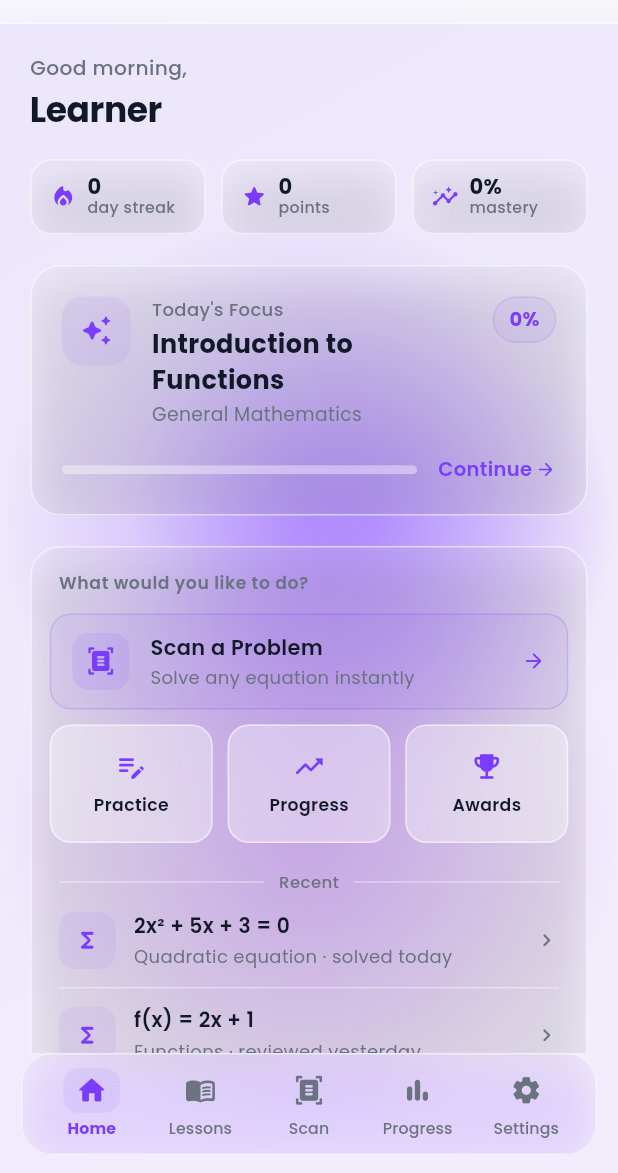
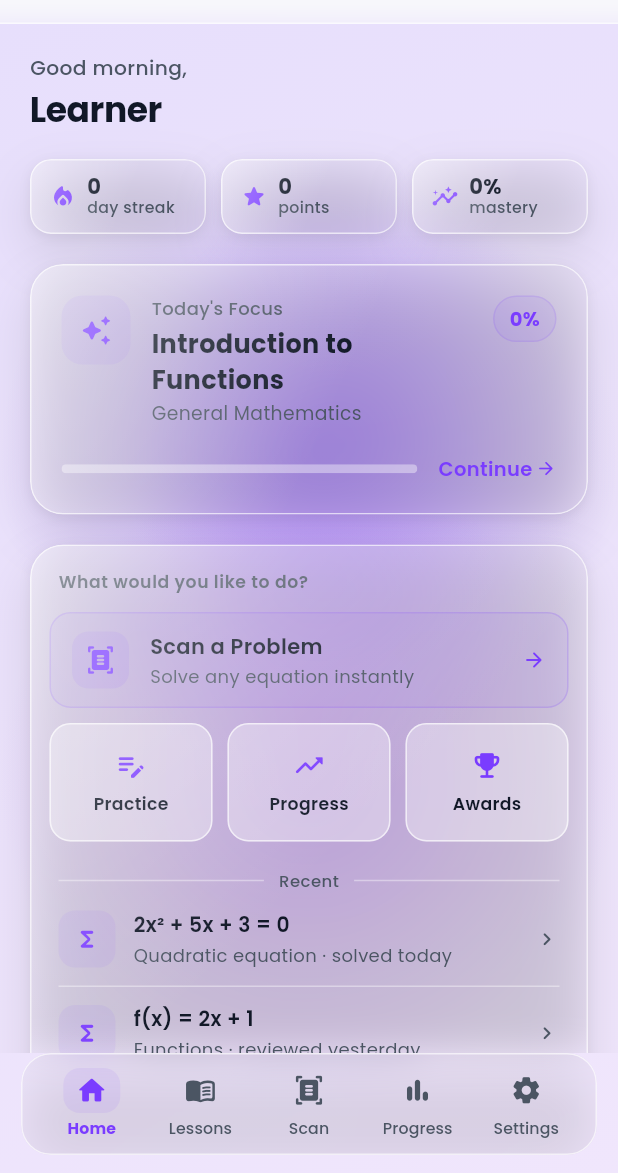
Before and after one commit to ktrnakrzl/mathiva, a Flutter app: the HomeScreen screen opened by its route, on a phone screen of 412 x 824 dp, the part 63-1236 px from its top. Run offline on Flutter 3.47's test engine with Material 3 defaults, Android fonts, the phone set to English and light mode, and no system bars; our stand-ins replace dio, flutter_local_notifications, flutter_riverpod, flutter_timezone, go_router, image_picker and 2 more; missing offline and left inert: flutter_math_fork; accounts and stored records are empty; network calls fail.

Commit message:
Refine liquid-glass UI: glossy glass, color bg, readable text
- glass_card: add a glossy specular sheen overlay + move shadow to an
  outer box so cards read as glass instead of flat grey panels
- animated_background: restore saturated color behind glass (vivid blobs
  + richer base) so the blur has something to refract
- semantic_colors: lighter/airier glass fill tokens; darken light-mode
  muted/subtleMuted text so secondary/caption text is readable
- fade_slide_in: make it a no-op pass-through (drop entrance animation)
- web/index.html: set page background to match light theme (no load flash)
- app bar / bottom nav / home / lesson_detail: matching glass chrome

```diff
--- a/frontend/lib/presentation/widgets/animated_background.dart
+++ b/frontend/lib/presentation/widgets/animated_background.dart
@@ -1,62 +1,45 @@
-import 'dart:math' as math;
 import 'package:flutter/material.dart';
 
 import '../../services/app_preferences.dart';
 import '../../theme/app_theme.dart';
 
-/// FULL REDESIGN: premium animated mesh background with floating symbols.
-/// Colors are always derived from the active [MathiviaPalette], so it
-/// automatically follows the user's color preference.
+/// A static, premium mesh background of soft color blobs over the page base.
+/// (Previously animated — the motion was dropped on purpose; the blobs now
+/// sit still.) Colors are always derived from the active [MathiviaPalette],
+/// so it automatically follows the user's color preference.
 ///
-/// [vivid] swaps in a much larger, more saturated, more central set of
-/// blobs over a faint tinted (not flat white) base -- needed for screens
-/// that put a glass/frosted surface (see GlassCard) on top, since a blur
-/// effect has nothing to refract over the default subtle, corner-pinned
-/// blobs. Defaults to false so every existing screen's look is unchanged.
-class AnimatedBackground extends StatefulWidget {
+/// The blobs adapt to brightness: in light mode the palette color is softened
+/// toward white (a light, pastel tint) at low opacity; in dark mode it stays
+/// very faint so the page reads as near-black with only a hint of color.
+///
+/// [vivid] swaps in a larger, more central set of blobs over a faint tinted
+/// (not flat) base -- needed for screens that put a glass/frosted surface
+/// (see GlassCard) on top, since a blur effect has nothing to refract over
+/// the default subtle, corner-pinned blobs. Defaults to false so every
+/// existing screen's look is unchanged.
+class AnimatedBackground extends StatelessWidget {
   final Widget child;
   final bool vivid;
   const AnimatedBackground({super.key, required this.child, this.vivid = false});
 
-  @override
-  State<AnimatedBackground> createState() => _AnimatedBackgroundState();
-}
-
-class _AnimatedBackgroundState extends State<AnimatedBackground>
-    with SingleTickerProviderStateMixin {
-  late final AnimationController _controller;
-
-  @override
-  void initState() {
-    super.initState();
-    _controller = AnimationController(
-      vsync: this,
-      duration: const Duration(seconds: 14),
-    )..repeat();
-  }
-
-  @override
-  void dispose() {
-    _controller.dispose();
-    super.dispose();
-  }
+  /// In light mode, blend the (often vivid) palette color toward white so the
+  /// background tint is soft and pastel rather than a strong saturated wash.
+  /// In dark mode, leave it as-is — opacity alone keeps it faint over black.
+  Color _tint(Color c, bool isDark) =>
+      isDark ? c : Color.lerp(c, Colors.white, 0.15)!;
 
   @override
   Widget build(BuildContext context) {
     final base = AppTheme.colorsOf(context).pageBg;
+    final isDark = Theme.of(context).brightness == Brightness.dark;
 
     return ValueListenableBuilder<MathiviaPalette>(
       valueListenable: AppPreferences.palette,
       builder: (context, palette, _) {
-        final bg = palette.background;
-        final colors = bg.length >= 2 ? bg : [bg.first, bg.first];
+        final primary = _tint(palette.primary, isDark);
+        final secondary = _tint(palette.secondary, isDark);
 
-        return AnimatedBuilder(
-          animation: _controller,
-          builder: (context, _) {
-            final t = _controller.value * 2 * math.pi;
-
-            if (!widget.vivid) {
+        if (!vivid) {
           return Stack(
             fit: StackFit.expand,
             children: [
@@ -65,37 +48,30 @@ class _AnimatedBackgroundState extends State<AnimatedBackground>
               ),
               Positioned.fill(
                 child: Align(
-                      alignment: Alignment(
-                        -0.7 + 0.25 * math.sin(t),
-                        -0.9 + 0.18 * math.cos(t * 0.8),
-                      ),
+                  alignment: const Alignment(-0.7, -0.9),
                   child: _Blob(
-                        color: palette.primary.withOpacity(0.12),
+                    color: primary.withOpacity(isDark ? 0.06 : 0.09),
                     size: 280,
                   ),
                 ),
               ),
               Positioned.fill(
                 child: Align(
-                      alignment: Alignment(
-                        0.8 + 0.20 * math.cos(t * 0.7),
-                        0.95 + 0.15 * math.sin(t * 0.9),
-                      ),
+                  alignment: const Alignment(0.8, 0.95),
                   child: _Blob(
-                        color: palette.secondary.withOpacity(0.14),
+                    color: secondary.withOpacity(isDark ? 0.07 : 0.10),
                     size: 240,
                   ),
                 ),
               ),
-                  widget.child,
+              child,
             ],
           );
         }
 
-            // Vivid mode: a tinted base plus larger, more saturated blobs
-            // that sweep across the *center* of the screen (not just
-            // corners), so a frosted/glass surface placed on top actually
-            // has something colorful behind it to blur and refract.
+        // Vivid mode: a faintly tinted base plus larger blobs near the
+        // *center* of the screen (not just corners), so a frosted/glass
+        // surface placed on top has something behind it to blur and refract.
         return Stack(
           fit: StackFit.expand,
           children: [
@@ -106,53 +82,42 @@ class _AnimatedBackgroundState extends State<AnimatedBackground>
                   end: Alignment.bottomRight,
                   colors: [
                     Color.alphaBlend(
-                            palette.primary.withOpacity(0.10), base),
+                        primary.withOpacity(isDark ? 0.14 : 0.16), base),
                     Color.alphaBlend(
-                            palette.secondary.withOpacity(0.08), base),
+                        secondary.withOpacity(isDark ? 0.12 : 0.14), base),
                   ],
                 ),
               ),
             ),
             Positioned.fill(
               child: Align(
-                    alignment: Alignment(
-                      -0.3 + 0.55 * math.sin(t),
-                      -0.6 + 0.35 * math.cos(t * 0.8),
-                    ),
+                alignment: const Alignment(-0.3, -0.6),
                 child: _Blob(
-                      color: palette.primary.withOpacity(0.40),
+                  color: primary.withOpacity(isDark ? 0.28 : 0.42),
                   size: 460,
                 ),
               ),
             ),
             Positioned.fill(
               child: Align(
-                    alignment: Alignment(
-                      0.4 + 0.50 * math.cos(t * 0.7),
-                      0.7 + 0.30 * math.sin(t * 0.9),
-                    ),
+                alignment: const Alignment(0.4, 0.7),
                 child: _Blob(
-                      color: palette.secondary.withOpacity(0.42),
+                  color: secondary.withOpacity(isDark ? 0.26 : 0.40),
                   size: 420,
                 ),
               ),
             ),
             Positioned.fill(
               child: Align(
-                    alignment: Alignment(
-                      0.7 + 0.25 * math.sin(t * 1.1),
-                      -0.5 + 0.30 * math.cos(t * 0.6),
-                    ),
+                alignment: const Alignment(0.7, -0.5),
                 child: _Blob(
-                      color: palette.primary.withOpacity(0.30),
+                  color: primary.withOpacity(isDark ? 0.20 : 0.30),
                   size: 320,
                 ),
               ),
             ),
-                widget.child,
+            child,
           ],
-            );
-          },
         );
       },
     );
@@ -180,5 +145,3 @@ class _Blob extends StatelessWidget {
     );
   }
 }
-
-// FULL REDESIGN PATCH APPLIED
--- a/frontend/lib/presentation/widgets/fade_slide_in.dart
+++ b/frontend/lib/presentation/widgets/fade_slide_in.dart
@@ -1,8 +1,10 @@
 import 'package:flutter/material.dart';
 
-/// Wraps [child] with a gentle fade + upward slide entrance animation.
-/// Use [delay] to stagger multiple items (e.g. index * 60ms).
-class FadeSlideIn extends StatefulWidget {
+/// Previously wrapped [child] with a fade + upward slide entrance animation.
+/// The entrance animation was removed on request — content now appears
+/// immediately with no fade-in. Kept as a pass-through (same constructor) so
+/// the many call sites don't need to change.
+class FadeSlideIn extends StatelessWidget {
   final Widget child;
   final Duration delay;
   final Duration duration;
@@ -17,44 +19,5 @@ class FadeSlideIn extends StatefulWidget {
   });
 
   @override
-  State<FadeSlideIn> createState() => _FadeSlideInState();
+  Widget build(BuildContext context) => child;
 }
-
-class _FadeSlideInState extends State<FadeSlideIn>
-    with SingleTickerProviderStateMixin {
-  late final AnimationController _controller;
-  late final Animation<double> _fade;
-  late final Animation<Offset> _slide;
-
-  @override
-  void initState() {
-    super.initState();
-    _controller = AnimationController(vsync: this, duration: widget.duration);
-    _fade = CurvedAnimation(parent: _controller, curve: Curves.easeOut);
-    _slide = Tween<Offset>(
-      begin: Offset(0, widget.offsetY / 100),
-      end: Offset.zero,
-    ).animate(CurvedAnimation(parent: _controller, curve: Curves.easeOutCubic));
-
-    Future.delayed(widget.delay, () {
-      if (mounted) _controller.forward();
-    });
-  }
-
-  @override
-  void dispose() {
-    _controller.dispose();
-    super.dispose();
-  }
-
-  @override
-  Widget build(BuildContext context) {
-    return FadeTransition(
-      opacity: _fade,
-      child: SlideTransition(
-        position: _slide,
-        child: widget.child,
-      ),
-    );
-  }
-}
--- a/frontend/lib/presentation/widgets/glass_card.dart
+++ b/frontend/lib/presentation/widgets/glass_card.dart
@@ -5,13 +5,12 @@ import 'package:flutter/material.dart';
 import '../../theme/app_theme.dart';
 import 'tap_scale.dart';
 
-/// A genuinely translucent glass surface: blurs whatever is behind it (the
-/// vivid blobs in [AnimatedBackground]'s vivid mode) through a real
-/// [BackdropFilter], with a light, low-opacity tint over the top -- so the
-/// colorful backdrop actually shows through the card instead of being
-/// replaced by a solid fill. Content inside stays dark (_ink/_muted,
-/// palette-primary outline buttons) since the visible surface reads as a
-/// light frosted tint, not a vivid block.
+/// A "liquid glass" surface in the spirit of iOS 26: mostly *clear* (only a
+/// light backdrop blur, so the content/background behind shows through), with
+/// the effect carried by a crisp white specular rim and a faint top-lit tint
+/// rather than a heavy frost. A soft *neutral* drop shadow (no colored glow)
+/// gives it a gentle lift. Content inside stays dark since the surface is only
+/// a light tint, not a solid block.
 class GlassCard extends StatelessWidget {
   final Widget child;
   final EdgeInsetsGeometry padding;
@@ -23,9 +22,9 @@ class GlassCard extends StatelessWidget {
     super.key,
     required this.child,
     this.padding = const EdgeInsets.all(20),
-    this.borderRadius = const BorderRadius.all(Radius.circular(20)),
+    this.borderRadius = const BorderRadius.all(Radius.circular(22)),
     this.onTap,
-    this.blurSigma = 20,
+    this.blurSigma = 12,
   });
 
   @override
@@ -33,40 +32,74 @@ class GlassCard extends StatelessWidget {
     final colors = AppTheme.colorsOf(context);
     final isDark = Theme.of(context).brightness == Brightness.dark;
 
-    final card = ClipRRect(
+    final card = DecoratedBox(
+      // Soft, neutral, diffuse shadow -- two layers: a wide ambient one for
+      // depth and a tight contact one just under the card. Neutral (not
+      // brand-tinted) so it reads as glass, not a glow. Lives on an OUTER box
+      // so it sits behind the clipped glass instead of being clipped away.
+      decoration: BoxDecoration(
+        borderRadius: borderRadius,
+        boxShadow: [
+          BoxShadow(
+            color: Colors.black.withOpacity(isDark ? 0.40 : 0.10),
+            blurRadius: 30,
+            offset: const Offset(0, 14),
+          ),
+          BoxShadow(
+            color: Colors.black.withOpacity(isDark ? 0.30 : 0.06),
+            blurRadius: 6,
+            offset: const Offset(0, 2),
+          ),
+        ],
+      ),
+      child: ClipRRect(
         borderRadius: borderRadius,
         child: BackdropFilter(
           filter: ImageFilter.blur(sigmaX: blurSigma, sigmaY: blurSigma),
-        child: Container(
+          child: Stack(
+            children: [
+              Container(
                 width: double.infinity,
                 padding: padding,
                 decoration: BoxDecoration(
                   borderRadius: borderRadius,
-            // Low opacity on purpose -- this is what makes it "glass" rather
-            // than a solid card. The vivid background blobs need to show
-            // through visibly. Tokens come from SemanticColors so dark mode
-            // gets a much lower-opacity tint instead of washing out.
+                  // Base fill: a faint top-lit tint that lets the colored
+                  // background show through. Tokens come from SemanticColors
+                  // so dark mode uses a lower-opacity frost.
+                  gradient: LinearGradient(
+                    begin: Alignment.topCenter,
+                    end: Alignment.bottomCenter,
+                    colors: [colors.glassFillStart, colors.glassFillEnd],
+                  ),
+                  // Crisp white specular rim.
+                  border: Border.all(color: colors.glassBorder, width: 1),
+                ),
+                child: child,
+              ),
+              // Glossy specular sheen: a bright diagonal highlight pooled in
+              // the top-left and fading out by the middle. THIS is what makes
+              // the surface read as glossy "liquid glass" (light reflecting
+              // off the surface) rather than a flat translucent panel.
+              Positioned.fill(
+                child: IgnorePointer(
+                  child: DecoratedBox(
+                    decoration: BoxDecoration(
+                      borderRadius: borderRadius,
                       gradient: LinearGradient(
                         begin: Alignment.topLeft,
                         end: Alignment.bottomRight,
-              colors: [colors.glassFillStart, colors.glassFillEnd],
+                        colors: [
+                          Colors.white.withOpacity(isDark ? 0.16 : 0.40),
+                          Colors.white.withOpacity(0.0),
+                        ],
+                        stops: const [0.0, 0.55],
                       ),
-            border: Border.all(color: colors.glassBorder, width: 1.2),
-            // Neutral elevation shadow -- a brand-tinted (primary) shadow
-            // here read as a visible purple glow/smudge under every card in
-            // both themes since it ignored the actual theme; black at low
-            // opacity reads as normal depth instead. Dark mode needs a much
-            // higher opacity since the shadow has to read against an
-            // already-dark page background, not white.
-            boxShadow: [
-              BoxShadow(
-                color: Colors.black.withOpacity(isDark ? 0.75 : 0.10),
-                blurRadius: 24,
-                offset: const Offset(0, 10),
+                    ),
+                  ),
+                ),
               ),
             ],
           ),
-          child: child,
         ),
       ),
     );
--- a/frontend/lib/screens/home_screen.dart
+++ b/frontend/lib/screens/home_screen.dart
@@ -50,13 +50,13 @@ class _HomeScreenState extends State<HomeScreen> {
         preferredSize: const Size.fromHeight(58),
         child: ClipRect(
           child: BackdropFilter(
-            filter: ImageFilter.blur(sigmaX: 18, sigmaY: 18),
+            filter: ImageFilter.blur(sigmaX: 12, sigmaY: 12),
             child: AppBar(
               backgroundColor: colors.glassFillStart,
               surfaceTintColor: Colors.transparent,
               elevation: 0,
               scrolledUnderElevation: 1,
-              shadowColor: primary.withOpacity(0.12),
+              shadowColor: Colors.black.withOpacity(0.08),
               automaticallyImplyLeading: false,
               centerTitle: false,
               toolbarHeight: 58,
--- a/frontend/lib/screens/lesson_detail_screen.dart
+++ b/frontend/lib/screens/lesson_detail_screen.dart
@@ -38,13 +38,13 @@ class LessonDetailScreen extends StatelessWidget {
         preferredSize: const Size.fromHeight(58),
         child: ClipRect(
           child: BackdropFilter(
-            filter: ImageFilter.blur(sigmaX: 18, sigmaY: 18),
+            filter: ImageFilter.blur(sigmaX: 12, sigmaY: 12),
             child: AppBar(
               backgroundColor: colors.glassFillStart,
               surfaceTintColor: Colors.transparent,
               elevation: 0,
-              scrolledUnderElevation: 0,
-              shadowColor: Colors.transparent,
+              scrolledUnderElevation: 1,
+              shadowColor: Colors.black.withOpacity(0.08),
               centerTitle: false,
               toolbarHeight: 58,
               titleSpacing: 4,
--- a/frontend/lib/theme/semantic_colors.dart
+++ b/frontend/lib/theme/semantic_colors.dart
@@ -46,17 +46,17 @@ class SemanticColors extends ThemeExtension<SemanticColors> {
 
   static const light = SemanticColors(
     ink: Color(0xFF111827),
-    muted: Color(0xFF6B7280),
-    subtleMuted: Color(0xFF9CA3AF),
+    muted: Color(0xFF4B5563), // darker grey — readable over light glass/color bg
+    subtleMuted: Color(0xFF6B7280), // was 9CA3AF (too faint to read on light mode)
     border: Color(0xFFE5E7EB),
     surface: Colors.white,
     pageBg: Color(0xFFF8F9FB),
     chromeSurface: Color(0xFFF6F5FB),
     chromeBorder: Color(0xFFEAE8F5),
     titleColor: Color(0xFF312E81),
-    glassFillStart: Color(0x1AFFFFFF), // white @ 0.10
-    glassFillEnd: Color(0x0AFFFFFF), // white @ 0.04
-    glassBorder: Color(0x8CFFFFFF), // white @ 0.55
+    glassFillStart: Color(0x0FFFFFFF), // white @ 0.06 — lighter, airier glass
+    glassFillEnd: Color(0x03FFFFFF), // white @ 0.012 — nearly clear at the bottom
+    glassBorder: Color(0xA6FFFFFF), // white @ 0.65 — crisp specular rim (Apple)
     glassBorderSoft: Color(0x66FFFFFF), // white @ 0.4
     glassChipFill: Color(0x59FFFFFF), // white @ 0.35
   );
@@ -67,13 +67,13 @@ class SemanticColors extends ThemeExtension<SemanticColors> {
     subtleMuted: Color(0xFF6B7280),
     border: Color(0xFF31354A),
     surface: Color(0xFF1B1E2C),
-    pageBg: Color(0xFF11131C),
+    pageBg: Color(0xFF09090C), // near-black base (was navy 0xFF11131C)
     chromeSurface: Color(0xFF1E2030),
     chromeBorder: Color(0xFF2A2D40),
     titleColor: Color(0xFFC7C5FF),
-    glassFillStart: Color(0x0AFFFFFF), // white @ 0.04
-    glassFillEnd: Color(0x03FFFFFF), // white @ 0.01
-    glassBorder: Color(0x26FFFFFF), // white @ 0.15
+    glassFillStart: Color(0x0DFFFFFF), // white @ 0.05 — lighter, airier glass
+    glassFillEnd: Color(0x03FFFFFF), // white @ 0.012 — nearly clear at the bottom
+    glassBorder: Color(0x52FFFFFF), // white @ 0.32 — specular rim (Apple, dark)
     glassBorderSoft: Color(0x1FFFFFFF), // white @ 0.12
     glassChipFill: Color(0x1AFFFFFF), // white @ 0.10
   );
--- a/frontend/lib/widgets/mathiva_app_bar.dart
+++ b/frontend/lib/widgets/mathiva_app_bar.dart
@@ -42,16 +42,15 @@ class MathivaAppBar extends StatelessWidget implements PreferredSizeWidget {
 
     return ClipRect(
       child: BackdropFilter(
-        filter: ImageFilter.blur(sigmaX: 18, sigmaY: 18),
+        filter: ImageFilter.blur(sigmaX: 12, sigmaY: 12),
         child: AppBar(
           backgroundColor: colors.glassFillStart,
           surfaceTintColor: Colors.transparent,
           elevation: 0,
-          // A soft primary-tinted shadow rather than a flat black one — keeps
-          // the separation-on-scroll behavior while fitting the glass
-          // surfaces used elsewhere (GlassCard uses the same treatment).
+          // Soft neutral shadow on scroll — matches GlassCard's liquid-glass
+          // treatment (a colored glow would read as a tint, not glass).
           scrolledUnderElevation: 1,
-          shadowColor: primary.withOpacity(0.12),
+          shadowColor: Colors.black.withOpacity(0.08),
           automaticallyImplyLeading: automaticallyImplyLeading,
           toolbarHeight: subtitle != null ? 74 : 58,
           leadingWidth: showBack ? 52 : 0,
--- a/frontend/lib/widgets/mathiva_bottom_nav.dart
+++ b/frontend/lib/widgets/mathiva_bottom_nav.dart
@@ -48,11 +48,11 @@ class MathivaBottomNav extends StatelessWidget {
           child: ClipRRect(
             borderRadius: BorderRadius.circular(20),
             child: BackdropFilter(
-              // Real frosted glass — same BackdropFilter + translucent white
-              // gradient as GlassCard, so the nav reads as part of the same
-              // surface system as the app bar and content cards rather than
-              // a separate opaque bar.
-              filter: ImageFilter.blur(sigmaX: 20, sigmaY: 20),
+              // Soft "liquid glass" — same BackdropFilter + frosted gradient
+              // as GlassCard, so the nav reads as part of the same surface
+              // system as the app bar and content cards rather than a
+              // separate opaque bar.
+              filter: ImageFilter.blur(sigmaX: 12, sigmaY: 12),
               child: Container(
                 height: 68,
                 padding:
@@ -67,9 +67,9 @@ class MathivaBottomNav extends StatelessWidget {
                   border: Border.all(color: colors.glassBorder, width: 1),
                   boxShadow: [
                     BoxShadow(
-                      color: primary.withOpacity(0.16),
-                      blurRadius: 24,
-                      offset: const Offset(0, 8),
+                      color: Colors.black.withOpacity(0.10),
+                      blurRadius: 30,
+                      offset: const Offset(0, 12),
                     ),
                   ],
                 ),
```
Also changed, not shown: 1 other file. Lines whose indentation alone changed are shown as unchanged.
